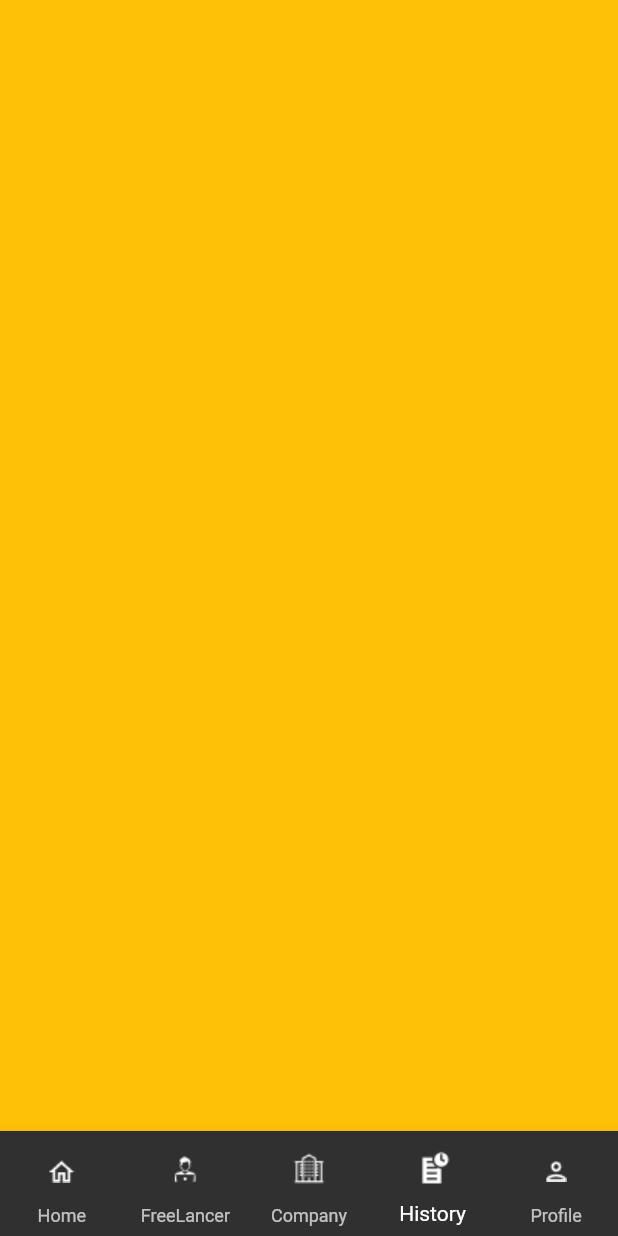
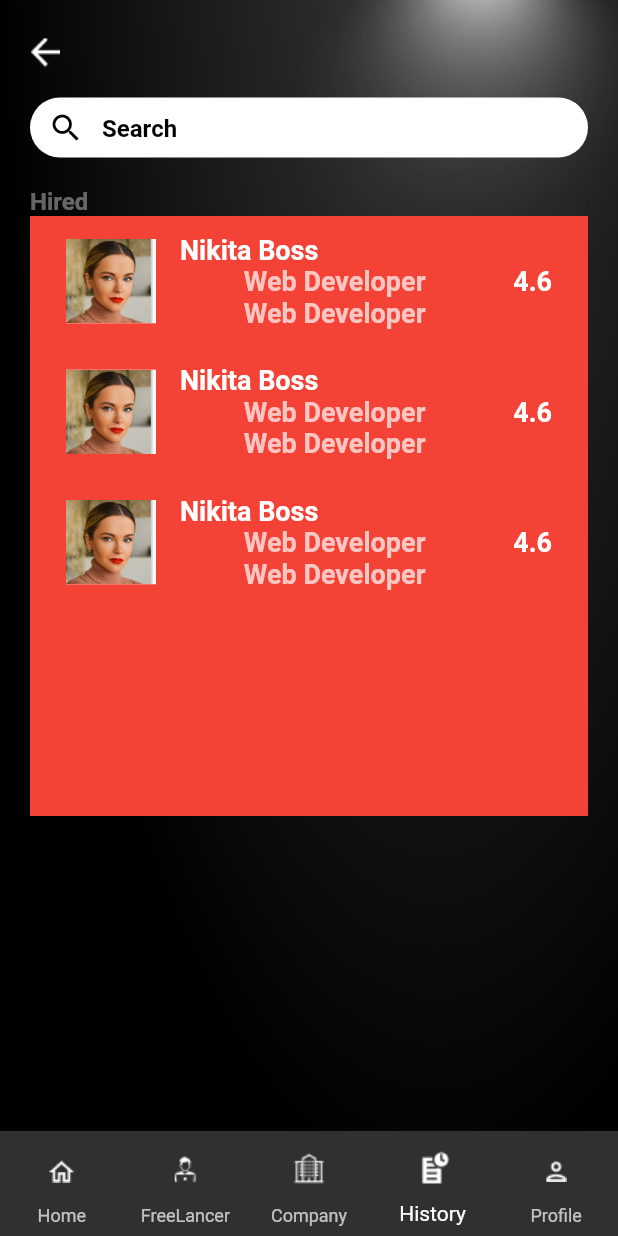
Before and after one commit to arunkc72/freelancerApp, a Flutter app: the screen it shows after launch, item 4 of the bottom bar chosen, on a phone screen of 412 x 824 dp. Run offline on Flutter 3.47's test engine with Material 2 defaults, Android fonts, the light colour scheme and no system bars; missing offline and left inert: bulleted_list.

Commit message:
change made

```diff
--- /dev/null
+++ b/lib/components/constant.dart
@@ -0,0 +1,22 @@
+import 'package:flutter/material.dart';
+
+List<Map<dynamic, String>> history = [
+  {
+    "name": "Nikita Boss",
+    "position": "Web Developer",
+    "image": "assets/images/person2.png",
+    "rating": "4.6",
+  },
+  {
+    "name": "Nikita Boss",
+    "position": "Web Developer",
+    "image": "assets/images/person2.png",
+    "rating": "4.6",
+  },
+  {
+    "name": "Nikita Boss",
+    "position": "Web Developer",
+    "image": "assets/images/person2.png",
+    "rating": "4.6",
+  },
+];
--- a/lib/pages/history_page.dart
+++ b/lib/pages/history_page.dart
@@ -1,3 +1,5 @@
+import 'package:brandbuilder_flutter/components/constant.dart';
+import 'package:brandbuilder_flutter/components/history_bulder.dart';
 import 'package:flutter/material.dart';
 
 class HistoryPage extends StatefulWidget {
@@ -10,8 +12,140 @@ class HistoryPage extends StatefulWidget {
 class _HistoryPageState extends State<HistoryPage> {
   @override
   Widget build(BuildContext context) {
-    return Container(
-      color: Colors.amber,
+    return Scaffold(
+      body: Container(
+        height: double.infinity,
+        width: double.infinity,
+        decoration: BoxDecoration(
+          image: DecorationImage(
+              image: AssetImage("assets/images/darkThemeBackground.png"),
+              fit: BoxFit.cover),
+        ),
+        child: Padding(
+          padding: const EdgeInsets.symmetric(vertical: 25, horizontal: 20),
+          child: SafeArea(
+            child: Column(
+              mainAxisAlignment: MainAxisAlignment.start,
+              crossAxisAlignment: CrossAxisAlignment.start,
+              children: [
+                GestureDetector(
+                  onTap: () => Navigator.pop(context),
+                  child: Container(
+                    height: 20,
+                    width: 20.3,
+                    decoration: BoxDecoration(
+                      image: DecorationImage(
+                        image: AssetImage("assets/images/Vector.png"),
+                      ),
+                    ),
+                  ),
+                ),
+                const SizedBox(
+                  height: 20,
+                ),
+                Row(children: [
+                  Expanded(
+                    child: Container(
+                      //padding: EdgeInsets.symmetric(horizontal: 40),
+                      // width: 300,
+                      height: 40,
+                      decoration: BoxDecoration(
+                        color: Colors.white,
+                        borderRadius: BorderRadius.circular(20),
+                      ),
+                      child: TextField(
+                        style: TextStyle(
+                            color: Colors.black, fontWeight: FontWeight.w600),
+                        decoration: InputDecoration(
+                            border: InputBorder.none,
+                            prefixIcon: Icon(
+                              Icons.search,
+                              color: Colors.black,
+                            ),
+                            hintText: 'Search',
+                            hintStyle: TextStyle(
+                              color: Colors.black,
+                            )),
+                      ),
+                    ),
+                  ),
+                ]),
+                const SizedBox(
+                  height: 20,
+                ),
+                Column(
+                  crossAxisAlignment: CrossAxisAlignment.start,
+                  mainAxisAlignment: MainAxisAlignment.start,
+                  children: [
+                    Text(
+                      "Hired",
+                      style: TextStyle(
+                          fontSize: 16,
+                          fontWeight: FontWeight.w600,
+                          color: Colors.white38),
+                    ),
+                    Container(
+                      height: 400,
+                      color: Colors.red,
+                      width: double.infinity,
+                      child: ListView.builder(
+                          itemCount: history.length,
+                          itemBuilder: (context, index) {
+                            return Padding(
+                              padding: const EdgeInsets.all(8.0),
+                              child: ListTile(
+                                leading: Container(
+                                  // padding: EdgeInsets.symmetric(horizontal: 0),
+                                  height: 80,
+                                  width: 60,
+                                  decoration: BoxDecoration(
+                                    color: Colors.white,
+                                    image: DecorationImage(
+                                        image: AssetImage(
+                                          history[index]['image'].toString(),
+                                        ),
+                                        fit: BoxFit.cover),
+                                  ),
+                                ),
+                                title: Text(
+                                  history[index]['name'].toString(),
+                                  style: TextStyle(
+                                      fontSize: 18,
+                                      fontWeight: FontWeight.w600),
+                                ),
+                                subtitle: Column(
+                                  children: [
+                                    Text(
+                                      history[index]['position'].toString(),
+                                      style: TextStyle(
+                                          fontSize: 18,
+                                          fontWeight: FontWeight.w600),
+                                    ),
+                                    Text(
+                                      history[index]['position'].toString(),
+                                      style: TextStyle(
+                                          fontSize: 18,
+                                          fontWeight: FontWeight.w600),
+                                    ),
+                                  ],
+                                ),
+                                trailing: Text(
+                                  history[index]['rating'].toString(),
+                                  style: TextStyle(
+                                      fontSize: 18,
+                                      fontWeight: FontWeight.w600),
+                                ),
+                              ),
+                            );
+                          }),
+                    )
+                  ],
+                ),
+              ],
+            ),
+          ),
+        ),
+      ),
     );
   }
 }
```
